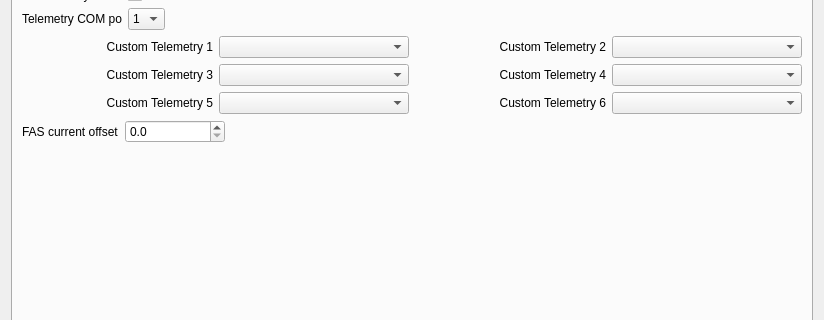
Qt form src/eepskye/src/modeledit.ui (xhorizont/eepe) before a commit; both pictures show x 0 to 824 and y 339 to 659 of the 824 by 810 pixel window.
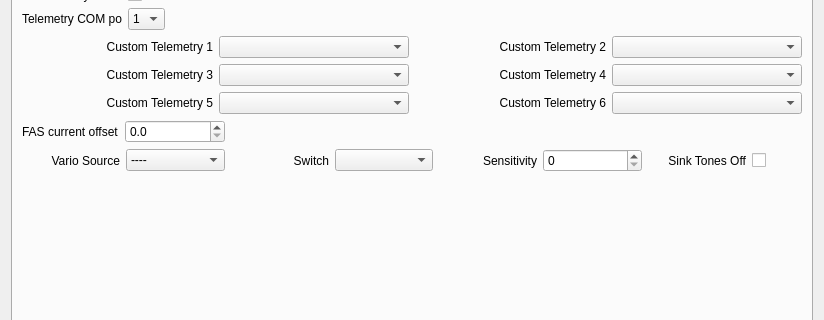
The same form after that commit. The open tabs and pages were chosen to show the change. Icons and pictures are not drawn.

Commit message: Mode fix in simulator, Language downloads, 128 telemetry mod option, Vario options

Patch:
```diff
--- a/src/eepskye/src/modeledit.ui
+++ b/src/eepskye/src/modeledit.ui
@@ -10854,6 +10854,119 @@
          </item>
         </layout>
        </item>
+       <item>
+        <layout class="QGridLayout" name="gridLayout_9">
+         <item row="0" column="0">
+          <widget class="QLabel" name="label_1611">
+           <property name="maximumSize">
+            <size>
+             <width>100</width>
+             <height>16777215</height>
+            </size>
+           </property>
+           <property name="text">
+            <string>Vario Source</string>
+           </property>
+           <property name="alignment">
+            <set>Qt::AlignRight|Qt::AlignTrailing|Qt::AlignVCenter</set>
+           </property>
+          </widget>
+         </item>
+         <item row="0" column="1">
+          <widget class="QComboBox" name="VarioSourceCB">
+           <item>
+            <property name="text">
+             <string>----</string>
+            </property>
+           </item>
+           <item>
+            <property name="text">
+             <string>Vspd</string>
+            </property>
+           </item>
+           <item>
+            <property name="text">
+             <string>A2</string>
+            </property>
+           </item>
+          </widget>
+         </item>
+         <item row="0" column="2">
+          <widget class="QLabel" name="label_1621">
+           <property name="maximumSize">
+            <size>
+             <width>100</width>
+             <height>16777215</height>
+            </size>
+           </property>
+           <property name="text">
+            <string>Switch</string>
+           </property>
+           <property name="alignment">
+            <set>Qt::AlignRight|Qt::AlignTrailing|Qt::AlignVCenter</set>
+           </property>
+          </widget>
+         </item>
+         <item row="0" column="3">
+          <widget class="QComboBox" name="VarioSwitchCB"/>
+         </item>
+         <item row="0" column="4">
+          <widget class="QLabel" name="label_1631">
+           <property name="maximumSize">
+            <size>
+             <width>100</width>
+             <height>16777215</height>
+            </size>
+           </property>
+           <property name="text">
+            <string>Sensitivity</string>
+           </property>
+           <property name="alignment">
+            <set>Qt::AlignRight|Qt::AlignTrailing|Qt::AlignVCenter</set>
+           </property>
+          </widget>
+         </item>
+         <item row="0" column="5">
+          <widget class="QSpinBox" name="VarioSensitivitySB">
+           <property name="maximum">
+            <number>50</number>
+           </property>
+          </widget>
+         </item>
+         <item row="0" column="7">
+          <widget class="QCheckBox" name="SinkTonesOff">
+           <property name="maximumSize">
+            <size>
+             <width>50</width>
+             <height>16777215</height>
+            </size>
+           </property>
+           <property name="layoutDirection">
+            <enum>Qt::LeftToRight</enum>
+           </property>
+           <property name="text">
+            <string/>
+           </property>
+          </widget>
+         </item>
+         <item row="0" column="6">
+          <widget class="QLabel" name="label_1651">
+           <property name="maximumSize">
+            <size>
+             <width>100</width>
+             <height>16777215</height>
+            </size>
+           </property>
+           <property name="text">
+            <string>Sink Tones Off</string>
+           </property>
+           <property name="alignment">
+            <set>Qt::AlignRight|Qt::AlignTrailing|Qt::AlignVCenter</set>
+           </property>
+          </widget>
+         </item>
+        </layout>
+       </item>
        <item>
         <spacer name="verticalSpacer_2">
          <property name="orientation">
```
The commit also changes 32 other files.
